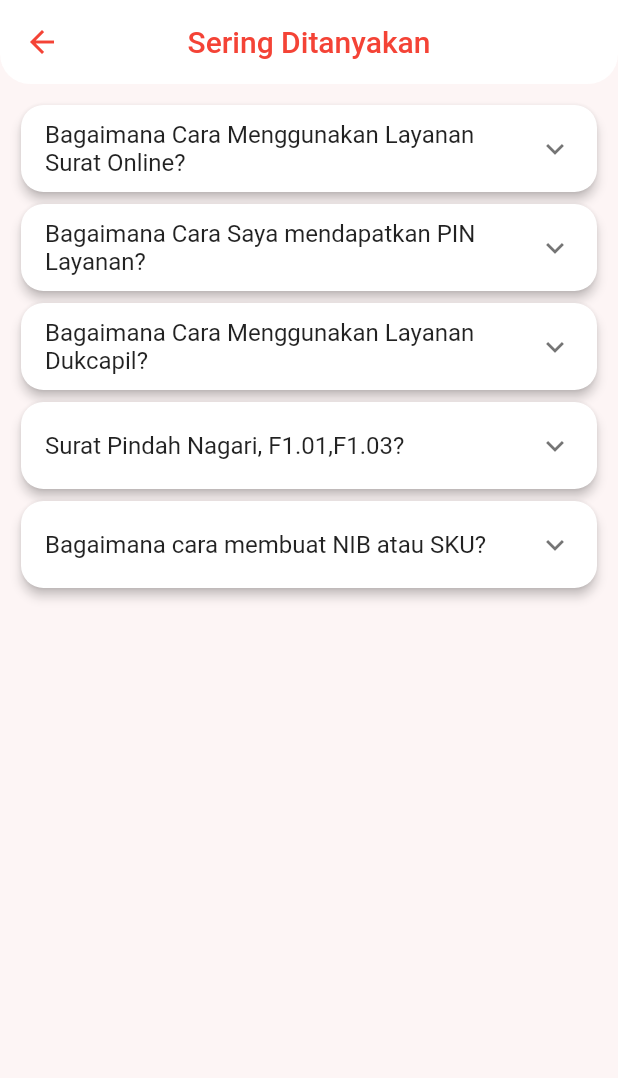
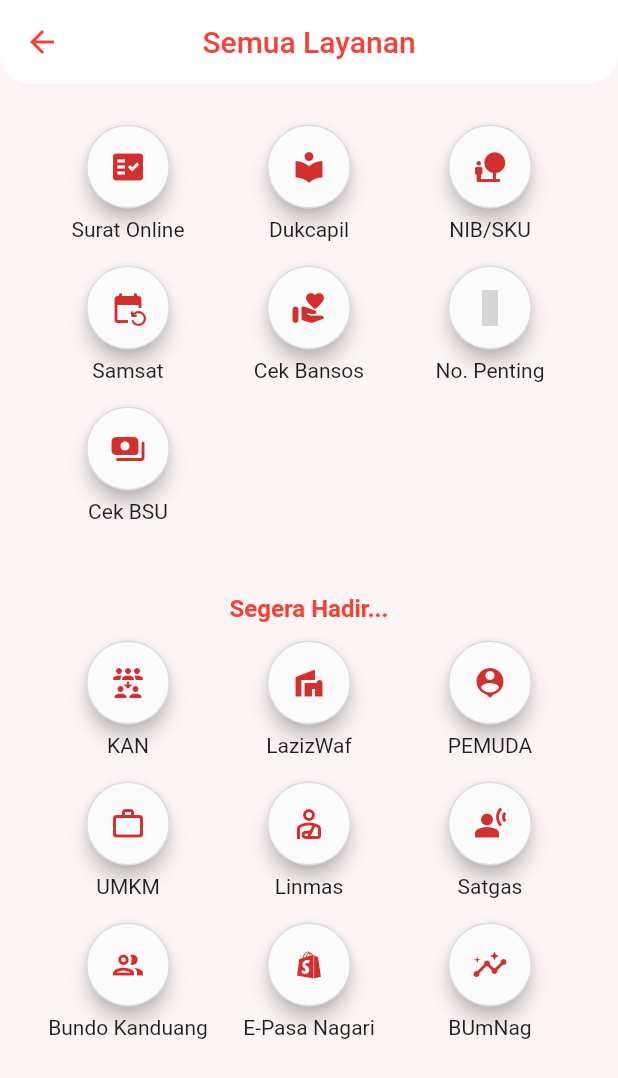
Before and after one commit to ilhamwahyu-ni/nagari_mobile, a Flutter app: the HomeView screen opened directly, after a tap on "Lihat Semua", on a phone screen of 412 x 824 dp. Shown: the top 1078 px of the screen. Run offline on Flutter 3.47's test engine with Material 2 defaults, Android fonts, the phone set to English and light mode, and no system bars; our stand-ins replace bloc, bottom_navy_bar, cached_network_image, carousel_slider, equatable, firebase_auth and 5 more; missing offline and left inert: flutter_inappwebview; accounts and stored records are empty; network calls fail; statements that could not run were skipped; grey boxes are pictures that could not be loaded.

Commit message:
semua_layanan

```diff
--- a/lib/auth/bloc/auth_bloc_bloc.dart
+++ b/lib/auth/bloc/auth_bloc_bloc.dart
@@ -90,7 +90,7 @@ class AuthBlocBloc extends Bloc<AuthBlocEvent, AuthBlocState> {
       emit(AuthStateLoggedOut(
         exception: null,
         isLoading: true,
-        loadingText: 'Mohon Tunggu, Kami akan Log In kamu',
+        loadingText: 'Mohon Tunggu, Kamu Sedang LogIn',
       ));
       final email = event.email;
       final password = event.password;
--- a/lib/constans/webname.dart
+++ b/lib/constans/webname.dart
@@ -3,3 +3,4 @@
 const oss = 'https://oss.go.id/';
 const bansos = 'https://cekbansos.kemensos.go.id/';
 const samsat = 'https://bapenda.sumbarprov.go.id/content/info_samkel';
+const bsu = 'https://bsu.bpjsketenagakerjaan.go.id/';
--- a/lib/main.dart
+++ b/lib/main.dart
@@ -7,6 +7,7 @@ import 'package:nagarismart/auth/bloc/auth_bloc_bloc.dart';
 import 'package:nagarismart/auth/firebase_auth_provider.dart';
 import 'package:nagarismart/helper/loading/loading_screen.dart';
 import 'package:nagarismart/view/account/forgot_password_view.dart';
+import 'package:nagarismart/view/account/login_view.dart';
 import 'package:nagarismart/view/account/register_view.dart';
 import 'package:nagarismart/view/home/nav_bar_item.dart';
 import 'package:nagarismart/view/verify_email_view.dart';
@@ -67,11 +68,11 @@ class HomePage extends StatelessWidget {
       },
       builder: (context, state) {
         if (state is AuthStateLoggedIn) {
-          return Container();
+          return const HomeView();
         } else if (state is AuthStateNeedVerification) {
           return const VerifyEmailView();
         } else if (state is AuthStateLoggedOut) {
-          return const HomeView();
+          return const LoginView();
         } else if (state is AuthStateRegistering) {
           return const RegisterView();
         } else if (state is AuthStateForgotPassword) {
--- a/lib/utilities/widget/api_service.dart
+++ b/lib/utilities/widget/api_service.dart
@@ -1,4 +1,5 @@
 import 'dart:convert';
+import 'dart:developer';
 import 'package:http/http.dart' as http;
 import 'package:nagarismart/utilities/widget/artikelModel.dart';
 
@@ -22,7 +23,7 @@ class FetcArtikel {
         throw Exception('Gagal Memuat Berita');
       }
     } on Exception catch (e) {
-      print('error : $e');
+      log('error : $e');
     }
     return results;
   }
--- a/lib/utilities/widget/berita/get_berita.dart
+++ b/lib/utilities/widget/berita/get_berita.dart
@@ -151,8 +151,7 @@ class DetailBerita extends StatelessWidget {
     String url = "https://batipuahateh.desa.id/artikel/";
     var date = DateTime.tryParse(artikelModel.tglUpload!);
     String formatter = DateFormat(' dd LLLL yyyy ').format(date!);
-    return
-    Scaffold(
+    return Scaffold(
       backgroundColor:
           const Color.fromARGB(255, 253, 244, 244).withOpacity(0.95),
       body: NestedScrollView(
--- a/lib/utilities/widget/faq/faq.dart
+++ b/lib/utilities/widget/faq/faq.dart
@@ -106,14 +106,14 @@ class FaqModel {
 
 final tile = <FaqModel>[
   FaqModel(
-    title: 'Bagaimana Cara Menggunakan Layanan Surat Online?',
+    title: 'Bagaimana Cara Menggunakan Layanan Surat Online Nagari?',
     keterangan:
         'Silahkan masukkan NIK dan PIN Untuk Menggunakan Seluruh Layanan. Layanan Berupa Buat Surat,Ganti PIN layanan dan sebagainya',
     wa: null,
     wa2: null,
   ),
   FaqModel(
-    title: 'Bagaimana Cara Saya mendapatkan PIN Layanan?',
+    title: 'Bagaimana Cara Saya mendapatkan PIN Layanan Surat Online Nagari?',
     keterangan:
         'Pertama Pastikan Dokumen Kependudukan Anda Terdaftar Di nagari Batipuah Ateh, Kemudian Silahkan Minta PIN Pada Operator Nagari  dengan Klik Nomor WhatsApp Dibawah',
     wa: "+6282323066956",
@@ -136,7 +136,7 @@ final tile = <FaqModel>[
   FaqModel(
     title: 'Bagaimana cara membuat NIB atau SKU?',
     keterangan:
-        'Anda Bisa mendaftar lansung dengan memakai Nomor WhatsApp atau E-mail yang Aktif, juga bisa Lihat Panduan di Websiter OSS.go.id, Jika butuh Bantuan silahkan datang ke kantor wali Nagari',
+        'Anda Bisa mendaftar lansung dengan memakai Nomor WhatsApp atau E-mail yang Aktif, juga bisa Lihat Panduan di Website OSS.go.id, Jika butuh Bantuan silahkan datang ke kantor wali Nagari',
     wa: "+6282387807523",
     wa2: null,
   ),
--- /dev/null
+++ b/lib/utilities/widget/layanan/Semua_layanan.dart
@@ -0,0 +1,338 @@
+import 'package:nagarismart/constans/webname.dart';
+import 'package:nagarismart/view/home/kepala_jorong/jorong.dart';
+import 'package:url_launcher/url_launcher.dart';
+import 'package:nagarismart/utilities/widget/layanan.dart';
+import 'package:flutter/material.dart';
+
+class SemuaLayanan extends StatefulWidget {
+  const SemuaLayanan({super.key});
+
+  @override
+  State<SemuaLayanan> createState() => _SemuaLayananState();
+}
+
+class _SemuaLayananState extends State<SemuaLayanan> {
+  @override
+  Widget build(BuildContext context) {
+    return Scaffold(
+      backgroundColor:
+          const Color.fromARGB(255, 253, 244, 244).withOpacity(0.95),
+      body: NestedScrollView(
+        headerSliverBuilder: (BuildContext context, bool innerBoxIsScrolled) {
+          return [
+            const SliverAppBar(
+              title: Text('Semua Layanan'),
+              centerTitle: true,
+              backgroundColor: Colors.white,
+              foregroundColor: Colors.red,
+              elevation: 3.0,
+              automaticallyImplyLeading: true,
+              expandedHeight: 0,
+              floating: true,
+              snap: false,
+              shape: RoundedRectangleBorder(
+                borderRadius: BorderRadius.only(
+                  bottomLeft: Radius.circular(20),
+                  bottomRight: Radius.circular(20),
+                ),
+              ),
+            ),
+          ];
+        },
+        body: Padding(
+          padding: const EdgeInsets.all(10.0),
+          child: ListView(
+            children: [
+              Padding(
+                padding: const EdgeInsets.all(15.0),
+                child: Column(
+                  children: [
+                    Row(
+                      children: [
+                        Expanded(
+                          flex: 1,
+                          child: Layanan(
+                            icon: const Icon(Icons.fact_check),
+                            title: 'Surat Online',
+                            onTap: () async {
+                              final Uri launcer = Uri.parse(
+                                batipuahAtehSurat,
+                              );
+                              launchUrl(
+                                launcer,
+                                mode: LaunchMode.externalApplication,
+                                webViewConfiguration:
+                                    const WebViewConfiguration(
+                                  enableJavaScript: true,
+                                  enableDomStorage: true,
+                                ),
+                              );
+                            },
+                          ),
+                        ),
+                        Expanded(
+                          flex: 1,
+                          child: Layanan(
+                            icon: const Icon(Icons.local_library_sharp),
+                            title: 'Dukcapil',
+                            onTap: () async {
+                              final Uri launcer = Uri.parse(
+                                oase,
+                              );
+                              launchUrl(
+                                launcer,
+                                mode: LaunchMode.externalApplication,
+                                webViewConfiguration:
+                                    const WebViewConfiguration(
+                                  enableJavaScript: true,
+                                  enableDomStorage: true,
+                                ),
+                              );
+                            },
+                          ),
+                        ),
+                        Expanded(
+                          flex: 1,
+                          child: Layanan(
+                            icon: const Icon(Icons.nature_people_rounded),
+                            title: 'NIB/SKU',
+                            onTap: () async {
+                              final Uri launcer = Uri.parse(
+                                oss,
+                              );
+                              launchUrl(
+                                launcer,
+                                mode: LaunchMode.externalApplication,
+                                webViewConfiguration:
+                                    const WebViewConfiguration(
+                                  enableJavaScript: true,
+                                  enableDomStorage: true,
+                                ),
+                              );
+                            },
+                          ),
+                        ),
+                      ],
+                    ),
+                    const SizedBox(height: 12),
+                    Row(
+                      children: [
+                        Expanded(
+                          flex: 1,
+                          child: Layanan(
+                            icon: const Icon(Icons.event_repeat_rounded),
+                            title: 'Samsat',
+                            onTap: () async {
+                              final Uri launcer = Uri.parse(
+                                samsat,
+                              );
+                              launchUrl(
+                                launcer,
+                                webViewConfiguration:
+                                    const WebViewConfiguration(
+                                  enableJavaScript: true,
+                                  enableDomStorage: true,
+                                ),
+                              );
+                            },
+                          ),
+                        ),
+                        Expanded(
+                          flex: 1,
+                          child: Layanan(
+                            icon: const Icon(Icons.volunteer_activism_rounded),
+                            title: 'Cek Bansos',
+                            onTap: () {
+                              final Uri launcer = Uri.parse(
+                                bansos,
+                              );
+                              launchUrl(
+                                launcer,
+                                webViewConfiguration:
+                                    const WebViewConfiguration(
+                                  enableJavaScript: true,
+                                  enableDomStorage: true,
+                                ),
+                              );
+                            },
+                          ),
+                        ),
+                        Expanded(
+                          flex: 1,
+                          child: Layanan(
+                            icon: const Icon(Icons.whatsapp),
+                            title: 'No. Penting  ',
+                            onTap: () {
+                              Navigator.push(
+                                context,
+                                MaterialPageRoute(
+                                  builder: (_) => const Jorong(),
+                                ),
+                              );
+                            },
+                          ),
+                        ),
+                      ],
+                    ),
+                    const SizedBox(height: 12),
+                    Row(
+                      children: [
+                        Expanded(
+                          flex: 1,
+                          child: Layanan(
+                            icon: const Icon(Icons.payments_rounded),
+                            title: 'Cek BSU',
+                            onTap: () async {
+                              final Uri launcer = Uri.parse(
+                                bsu,
+                              );
+                              launchUrl(
+                                launcer,
+                                mode: LaunchMode.externalApplication,
+                                webViewConfiguration:
+                                    const WebViewConfiguration(
+                                  enableJavaScript: true,
+                                  enableDomStorage: true,
+                                ),
+                              );
+                            },
+                          ),
+                        ),
+                        Expanded(flex: 1, child: Container()),
+                        Expanded(flex: 1, child: Container()),
+                      ],
+                    ),
+                  ],
+                ),
+              ),
+              const SizedBox(
+                height: 15,
+              ),
+              Padding(
+                padding: const EdgeInsets.all(15.0),
+                child: Column(
+                  children: [
+                    Text(
+                      'Segera Hadir...',
+                      style: Theme.of(context).textTheme.titleMedium!.copyWith(
+                            fontWeight: FontWeight.w600,
+                            color: Colors.red,
+                          ),
+                    ),
+                    const SizedBox(
+                      height: 10,
+                    ),
+                    Row(
+                      children: [
+                        Expanded(
+                          flex: 1,
+                          child: Layanan(
+                            icon: const Icon(Icons.reduce_capacity_sharp),
+                            title: 'KAN',
+                            onTap: showMyDialog,
+                          ),
+                        ),
+                        Expanded(
+                          flex: 1,
+                          child: Layanan(
+                            icon: const Icon(Icons.villa),
+                            title: 'LazizWaf',
+                            onTap: showMyDialog,
+                          ),
+                        ),
+                        Expanded(
+                          flex: 1,
+                          child: Layanan(
+                            icon: const Icon(Icons.person_pin),
+                            title: 'PEMUDA',
+                            onTap: showMyDialog,
+                          ),
+                        ),
+                      ],
+                    ),
+                    const SizedBox(height: 12),
+                    Row(
+                      children: [
+                        Expanded(
+                          flex: 1,
+                          child: Layanan(
+                            icon: const Icon(Icons.work_outline_rounded),
+                            title: 'UMKM',
+                            onTap: showMyDialog,
+                          ),
+                        ),
+                        Expanded(
+                          flex: 1,
+                          child: Layanan(
+                            icon: const Icon(Icons.personal_injury_outlined),
+                            title: 'Linmas',
+                            onTap: showMyDialog,
+                          ),
+                        ),
+                        Expanded(
+                          flex: 1,
+                          child: Layanan(
+                            icon: const Icon(Icons.spatial_tracking_sharp),
+                            title: 'Satgas',
+                            onTap: showMyDialog,
+                          ),
+                        ),
+                      ],
+                    ),
+                    const SizedBox(height: 12),
+                    Row(
+                      children: [
+                        Expanded(
+                          flex: 1,
+                          child: Layanan(
+                            icon: const Icon(Icons.group_outlined),
+                            title: 'Bundo Kanduang',
+                            onTap: showMyDialog,
+                          ),
+                        ),
+                        Expanded(
+                          flex: 1,
+                          child: Layanan(
+                            icon: const Icon(Icons.shopify_rounded),
+                            title: 'E-Pasa Nagari',
+                            onTap: showMyDialog,
+                          ),
+                        ),
+                        Expanded(
+                          flex: 1,
+                          child: Layanan(
+                            icon: const Icon(Icons.insights_rounded),
+                            title: 'BUmNag',
+                            onTap: showMyDialog,
+                          ),
+                        ),
+                      ],
+                    ),
+                  ],
+                ),
+              ),
+            ],
+          ),
+        ),
+      ),
+    );
+  }
+
+  showMyDialog() {
+    showDialog(
+      barrierDismissible: false,
+      context: context,
+      builder: (context) => AlertDialog(
+        actions: [
+          TextButton(
+              onPressed: () {
+                Navigator.pop(context);
+              },
+              child: const Text('Oke')),
+        ],
+        title: const Text('Sabar Ya...'),
+        content: const Text('Fitur Ini Akan Segera hadir'),
+      ),
+    );
+  }
+}
--- a/lib/utilities/widget/profil/profil.dart
+++ b/lib/utilities/widget/profil/profil.dart
@@ -156,7 +156,7 @@ class _ProfilState extends State<Profil> {
                           style: GoogleFonts.poppins(
                             fontSize: 20,
                             fontWeight: FontWeight.bold,
-                            color: Color.fromARGB(255, 255, 0, 0),
+                            color: const Color.fromARGB(255, 255, 0, 0),
                             shadows: [
                               const Shadow(
                                   blurRadius: 10,
--- a/lib/view/home/home_page_view.dart
+++ b/lib/view/home/home_page_view.dart
@@ -5,8 +5,8 @@ import 'package:nagarismart/constans/webname.dart';
 import 'package:nagarismart/utilities/widget/api_service.dart';
 import 'package:nagarismart/utilities/widget/artikelModel.dart';
 import 'package:nagarismart/utilities/widget/berita/get_berita.dart';
-import 'package:nagarismart/utilities/widget/faq/faq.dart';
 import 'package:nagarismart/utilities/widget/layanan.dart';
+import 'package:nagarismart/utilities/widget/layanan/Semua_layanan.dart';
 import 'package:nagarismart/utilities/widget/profil/profil.dart';
 import 'package:nagarismart/utilities/widget/wali_nagari.dart';
 import 'package:flutter/material.dart';
@@ -38,6 +38,8 @@ class _HomePageViewState extends State<HomePageView> {
         .titleMedium!
         .copyWith(fontWeight: FontWeight.w600);
     return Scaffold(
+        backgroundColor:
+            const Color.fromARGB(255, 253, 244, 244).withOpacity(0.95),
         body: Padding(
           padding: const EdgeInsets.all(16.0),
           child: SizedBox(
@@ -45,7 +47,8 @@ class _HomePageViewState extends State<HomePageView> {
             width: MediaQuery.of(context).size.width,
             child: ListView(
               children: [
-            const WaliNagari(fotoWaliNagari: 'assets/walinagari/pak_wali_.png'),
+                const WaliNagari(
+                    fotoWaliNagari: 'assets/walinagari/pak_wali_.png'),
                 const SizedBox(height: 10),
                 Text('Layanan Untuk Mu', style: headlineSmall),
                 const SizedBox(height: 8),
@@ -192,7 +195,7 @@ class _HomePageViewState extends State<HomePageView> {
                           Navigator.push(
                               context,
                               MaterialPageRoute(
-                            builder: (context) => const Faq(),
+                                builder: (context) => const SemuaLayanan(),
                               ));
                         },
                       ),
@@ -225,8 +228,8 @@ class _HomePageViewState extends State<HomePageView> {
                 Center(
                   child: FutureBuilder<List<ArtikelModel>>(
                     future: _artikelList.getArtikel(),
-                builder: (context, AsyncSnapshot<List?> snapshot) => snapshot
-                        .hasData
+                    builder: (context, AsyncSnapshot<List?> snapshot) =>
+                        snapshot.hasData
                             ? CarouselSlider.builder(
                                 itemCount: 3,
                                 itemBuilder: (context, index, realIndex) {
@@ -247,20 +250,24 @@ class _HomePageViewState extends State<HomePageView> {
                                       elevation: 3,
                                       shadowColor: Colors.black,
                                       shape: const RoundedRectangleBorder(
-                                  borderRadius:
-                                      BorderRadius.all(Radius.circular(10))),
-                              margin: const EdgeInsets.fromLTRB(16, 2, 16, 16),
+                                          borderRadius: BorderRadius.all(
+                                              Radius.circular(10))),
+                                      margin: const EdgeInsets.fromLTRB(
+                                          16, 2, 16, 16),
                                       child: Stack(
                                         children: [
                                           ClipRRect(
-                                    borderRadius: const BorderRadius.all(
+                                            borderRadius:
+                                                const BorderRadius.all(
                                               Radius.circular(10),
                                             ),
                                             child: CachedNetworkImage(
                                               key: UniqueKey(),
                                               imageUrl: image,
                                               maxHeightDiskCache: 75,
-                                      width: MediaQuery.of(context).size.width,
+                                              width: MediaQuery.of(context)
+                                                  .size
+                                                  .width,
                                               height: 250,
                                               fit: BoxFit.cover,
                                               maxWidthDiskCache: 75,
@@ -268,15 +275,16 @@ class _HomePageViewState extends State<HomePageView> {
                                                   const Center(
                                                       child:
                                                           CircularProgressIndicator()),
-                                      errorWidget: (context, url, error) =>
+                                              errorWidget: (context, url,
+                                                      error) =>
                                                   const Center(
-                                              child:
-                                                  Text('Gagal Memuat Gambar')),
+                                                      child: Text(
+                                                          'Gagal Memuat Gambar')),
                                             ),
                                           ),
                                           Padding(
-                                    padding:
-                                        const EdgeInsets.fromLTRB(8, 0, 8, 20),
+                                            padding: const EdgeInsets.fromLTRB(
+                                                8, 0, 8, 20),
                                             child: Column(
                                               children: [
                                                 const Spacer(),
@@ -309,7 +317,8 @@ class _HomePageViewState extends State<HomePageView> {
                                     autoPlay: true,
                                     enlargeCenterPage: false,
                                     viewportFraction: 0.8,
-                            enlargeStrategy: CenterPageEnlargeStrategy.scale,
+                                    enlargeStrategy:
+                                        CenterPageEnlargeStrategy.scale,
                                     initialPage: 2),
                               )
                             : Center(
--- a/lib/view/home/nav_bar_item.dart
+++ b/lib/view/home/nav_bar_item.dart
@@ -1,7 +1,11 @@
 import 'package:bottom_navy_bar/bottom_navy_bar.dart';
 import 'package:flutter/material.dart';
+import 'package:flutter_bloc/flutter_bloc.dart';
+import 'package:nagarismart/auth/bloc/auth_bloc_bloc.dart';
+import 'package:nagarismart/utilities/dialog/logout_dialog.dart';
 import 'package:nagarismart/utilities/widget/berita/get_berita.dart';
 import 'package:nagarismart/utilities/widget/faq/faq.dart';
+import 'package:nagarismart/utilities/widget/layanan/Semua_layanan.dart';
 import 'package:nagarismart/view/home/home_page_view.dart';
 
 class HomeView extends StatefulWidget {
@@ -16,8 +20,7 @@ class _HomeViewState extends State<HomeView> {
   final screen = [
     const HomePageView(),
     const GetBerita(),
-    const Faq(),
-    const Faq(),
+    const SemuaLayanan(),
     const Faq(),
   ];
 
@@ -56,7 +59,18 @@ class _HomeViewState extends State<HomeView> {
               activeColor: const Color.fromARGB(255, 255, 0, 0),
               inactiveColor: Colors.black54),
           BottomNavyBarItem(
-              icon: const Icon(Icons.logout_rounded),
+              icon: IconButton(
+                splashRadius: 1,
+                onPressed: () async {
+                  final shouldLogOut = await showLogOutDialog(context);
+                  if (shouldLogOut) {
+                    context.read<AuthBlocBloc>().add(
+                          const AuthEventLogOut(),
+                        );
+                  }
+                },
+                icon: Icon(Icons.logout_rounded),
+              ),
               title: const Text('Log Out'),
               activeColor: const Color.fromARGB(255, 255, 0, 0),
               inactiveColor: Colors.black54),
```
Also changed, not shown: lib/utilities/widget/berita/card_berita.dart (deleted, +0 -127 lines). Lines whose indentation alone changed are shown as unchanged.
